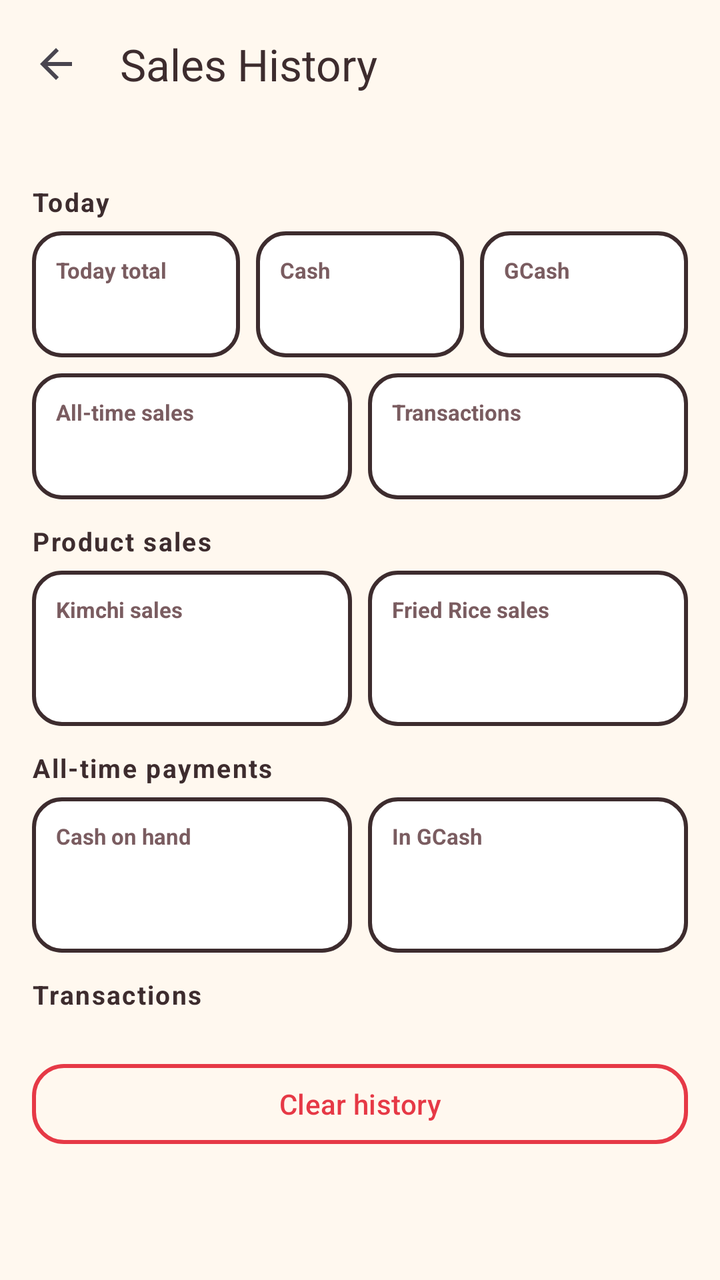
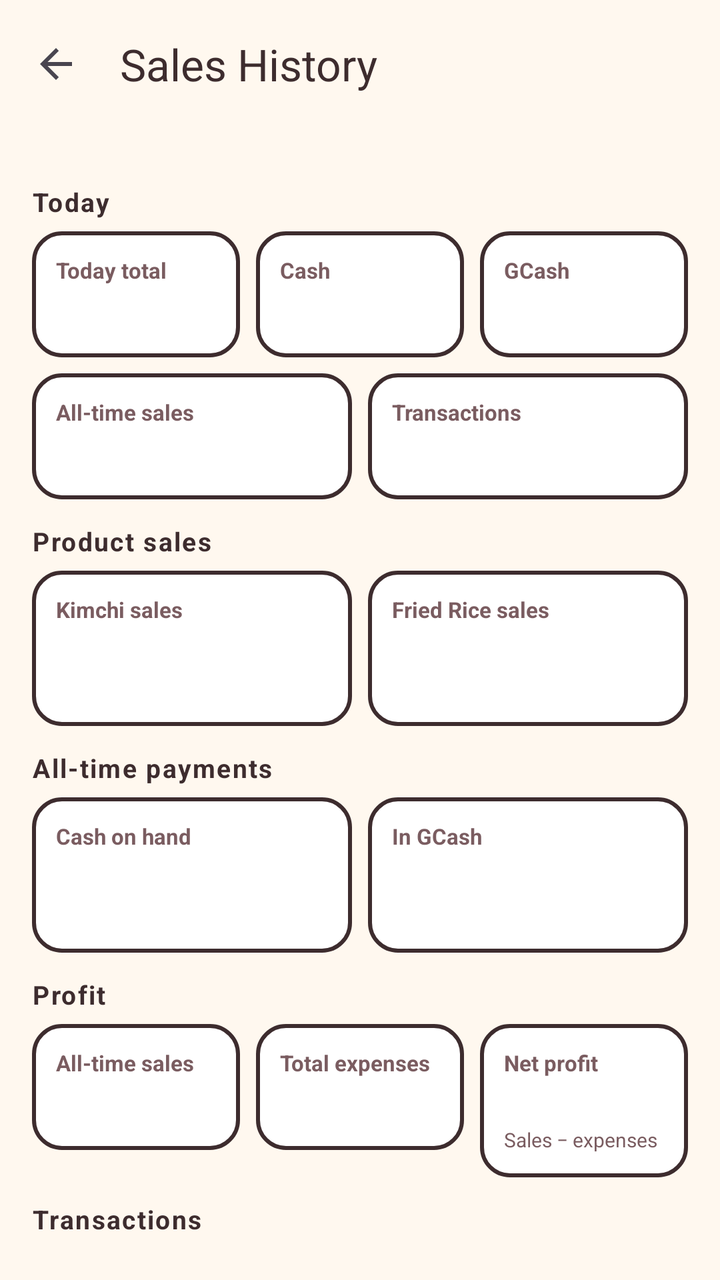

Two renders of the same Android screen: before a commit and after it. Below are the layout's source before the change and the commit's diff.
<!-- AndroidManifest.xml: application theme Theme.BojjisPOS -->
<!-- res/layout/activity_sales_history.xml -->
<?xml version="1.0" encoding="utf-8"?>
<LinearLayout xmlns:android="http://schemas.android.com/apk/res/android"
    xmlns:app="http://schemas.android.com/apk/res-auto"
    android:layout_width="match_parent"
    android:layout_height="match_parent"
    android:background="#FFF8EF"
    android:orientation="vertical">

    <com.google.android.material.appbar.MaterialToolbar
        android:id="@+id/toolbar"
        android:layout_width="match_parent"
        android:layout_height="?attr/actionBarSize"
        android:background="#FFF8EF"
        app:navigationIcon="?attr/homeAsUpIndicator"
        app:title="@string/history"
        app:titleTextColor="#3D2C2E" />

    <androidx.core.widget.NestedScrollView
        android:layout_width="match_parent"
        android:layout_height="match_parent">

        <LinearLayout
            android:layout_width="match_parent"
            android:layout_height="wrap_content"
            android:orientation="vertical"
            android:padding="16dp">

            <TextView
                style="@style/SectionLabel"
                android:text="@string/today" />

            <LinearLayout
                android:layout_width="match_parent"
                android:layout_height="wrap_content"
                android:orientation="horizontal">

                <LinearLayout
                    android:layout_width="0dp"
                    android:layout_height="wrap_content"
                    android:layout_weight="1"
                    android:orientation="vertical"
                    android:background="@drawable/bg_stat"
                    android:padding="12dp"
                    android:layout_marginEnd="4dp">

                    <TextView
                        android:layout_width="match_parent"
                        android:layout_height="wrap_content"
                        android:text="@string/today_total"
                        android:textColor="#7A5C60"
                        android:textSize="11sp"
                        android:textStyle="bold" />

                    <TextView
                        android:id="@+id/statTodayTotal"
                        android:layout_width="match_parent"
                        android:layout_height="wrap_content"
                        android:textColor="#E63946"
                        android:textSize="18sp"
                        android:textStyle="bold" />
                </LinearLayout>

                <LinearLayout
                    android:layout_width="0dp"
                    android:layout_height="wrap_content"
                    android:layout_weight="1"
                    android:orientation="vertical"
                    android:background="@drawable/bg_stat"
                    android:padding="12dp"
                    android:layout_marginStart="4dp"
                    android:layout_marginEnd="4dp">

                    <TextView
                        android:layout_width="match_parent"
                        android:layout_height="wrap_content"
                        android:text="@string/cash"
                        android:textColor="#7A5C60"
                        android:textSize="11sp"
                        android:textStyle="bold" />

                    <TextView
                        android:id="@+id/statTodayCash"
                        android:layout_width="match_parent"
                        android:layout_height="wrap_content"
                        android:textColor="#E63946"
                        android:textSize="18sp"
                        android:textStyle="bold" />
                </LinearLayout>

                <LinearLayout
                    android:layout_width="0dp"
                    android:layout_height="wrap_content"
                    android:layout_weight="1"
                    android:orientation="vertical"
                    android:background="@drawable/bg_stat"
                    android:padding="12dp"
                    android:layout_marginStart="4dp">

                    <TextView
                        android:layout_width="match_parent"
                        android:layout_height="wrap_content"
                        android:text="@string/gcash"
                        android:textColor="#7A5C60"
                        android:textSize="11sp"
                        android:textStyle="bold" />

                    <TextView
                        android:id="@+id/statTodayGcash"
                        android:layout_width="match_parent"
                        android:layout_height="wrap_content"
                        android:textColor="#E63946"
                        android:textSize="18sp"
                        android:textStyle="bold" />
                </LinearLayout>
            </LinearLayout>

            <LinearLayout
                android:layout_width="match_parent"
                android:layout_height="wrap_content"
                android:orientation="horizontal"
                android:layout_marginTop="8dp">

                <LinearLayout
                    android:layout_width="0dp"
                    android:layout_height="wrap_content"
                    android:layout_weight="1"
                    android:orientation="vertical"
                    android:background="@drawable/bg_stat"
                    android:padding="12dp"
                    android:layout_marginEnd="4dp">

                    <TextView
                        android:layout_width="match_parent"
                        android:layout_height="wrap_content"
                        android:text="@string/all_time"
                        android:textColor="#7A5C60"
                        android:textSize="11sp"
                        android:textStyle="bold" />

                    <TextView
                        android:id="@+id/statAllTime"
                        android:layout_width="match_parent"
                        android:layout_height="wrap_content"
                        android:textColor="#E63946"
                        android:textSize="18sp"
                        android:textStyle="bold" />
                </LinearLayout>

                <LinearLayout
                    android:layout_width="0dp"
                    android:layout_height="wrap_content"
                    android:layout_weight="1"
                    android:orientation="vertical"
                    android:background="@drawable/bg_stat"
                    android:padding="12dp"
                    android:layout_marginStart="4dp">

                    <TextView
                        android:layout_width="match_parent"
                        android:layout_height="wrap_content"
                        android:text="@string/total_txns"
                        android:textColor="#7A5C60"
                        android:textSize="11sp"
                        android:textStyle="bold" />

                    <TextView
                        android:id="@+id/statCount"
                        android:layout_width="match_parent"
                        android:layout_height="wrap_content"
                        android:textColor="#E63946"
                        android:textSize="18sp"
                        android:textStyle="bold" />
                </LinearLayout>
            </LinearLayout>

            <TextView
                style="@style/SectionLabel"
                android:text="@string/product_sales"
                android:layout_marginTop="12dp" />

            <LinearLayout
                android:layout_width="match_parent"
                android:layout_height="wrap_content"
                android:orientation="horizontal">

                <LinearLayout
                    android:layout_width="0dp"
                    android:layout_height="wrap_content"
                    android:layout_weight="1"
                    android:orientation="vertical"
                    android:background="@drawable/bg_stat"
                    android:padding="12dp"
                    android:layout_marginEnd="4dp">

                    <TextView
                        android:layout_width="match_parent"
                        android:layout_height="wrap_content"
                        android:text="@string/kimchi_sales"
                        android:textColor="#7A5C60"
                        android:textSize="11sp"
                        android:textStyle="bold" />

                    <TextView
                        android:id="@+id/statKimchiSales"
                        android:layout_width="match_parent"
                        android:layout_height="wrap_content"
                        android:textColor="#E63946"
                        android:textSize="18sp"
                        android:textStyle="bold" />

                    <TextView
                        android:id="@+id/statKimchiQty"
                        android:layout_width="match_parent"
                        android:layout_height="wrap_content"
                        android:textColor="#7A5C60"
                        android:textSize="11sp" />
                </LinearLayout>

                <LinearLayout
                    android:layout_width="0dp"
                    android:layout_height="wrap_content"
                    android:layout_weight="1"
                    android:orientation="vertical"
                    android:background="@drawable/bg_stat"
                    android:padding="12dp"
                    android:layout_marginStart="4dp">

                    <TextView
                        android:layout_width="match_parent"
                        android:layout_height="wrap_content"
                        android:text="@string/rice_sales"
                        android:textColor="#7A5C60"
                        android:textSize="11sp"
                        android:textStyle="bold" />

                    <TextView
                        android:id="@+id/statRiceSales"
                        android:layout_width="match_parent"
                        android:layout_height="wrap_content"
                        android:textColor="#E63946"
                        android:textSize="18sp"
                        android:textStyle="bold" />

                    <TextView
                        android:id="@+id/statRiceQty"
                        android:layout_width="match_parent"
                        android:layout_height="wrap_content"
                        android:textColor="#7A5C60"
                        android:textSize="11sp" />
                </LinearLayout>
            </LinearLayout>

            <TextView
                style="@style/SectionLabel"
                android:text="@string/all_time_payments"
                android:layout_marginTop="12dp" />

            <LinearLayout
                android:layout_width="match_parent"
                android:layout_height="wrap_content"
                android:orientation="horizontal">

                <LinearLayout
                    android:layout_width="0dp"
                    android:layout_height="wrap_content"
                    android:layout_weight="1"
                    android:orientation="vertical"
                    android:background="@drawable/bg_stat"
                    android:padding="12dp"
                    android:layout_marginEnd="4dp">

                    <TextView
                        android:layout_width="match_parent"
                        android:layout_height="wrap_content"
                        android:text="@string/all_time_cash"
                        android:textColor="#7A5C60"
                        android:textSize="11sp"
                        android:textStyle="bold" />

                    <TextView
                        android:id="@+id/statAllTimeCash"
                        android:layout_width="match_parent"
                        android:layout_height="wrap_content"
                        android:textColor="#E63946"
                        android:textSize="18sp"
                        android:textStyle="bold" />

                    <TextView
                        android:id="@+id/statAllTimeCashCount"
                        android:layout_width="match_parent"
                        android:layout_height="wrap_content"
                        android:textColor="#7A5C60"
                        android:textSize="11sp" />
                </LinearLayout>

                <LinearLayout
                    android:layout_width="0dp"
                    android:layout_height="wrap_content"
                    android:layout_weight="1"
                    android:orientation="vertical"
                    android:background="@drawable/bg_stat"
                    android:padding="12dp"
                    android:layout_marginStart="4dp">

                    <TextView
                        android:layout_width="match_parent"
                        android:layout_height="wrap_content"
                        android:text="@string/all_time_gcash"
                        android:textColor="#7A5C60"
                        android:textSize="11sp"
                        android:textStyle="bold" />

                    <TextView
                        android:id="@+id/statAllTimeGcash"
                        android:layout_width="match_parent"
                        android:layout_height="wrap_content"
                        android:textColor="#1877F2"
                        android:textSize="18sp"
                        android:textStyle="bold" />

                    <TextView
                        android:id="@+id/statAllTimeGcashCount"
                        android:layout_width="match_parent"
                        android:layout_height="wrap_content"
                        android:textColor="#7A5C60"
                        android:textSize="11sp" />
                </LinearLayout>
            </LinearLayout>

            <TextView
                style="@style/SectionLabel"
                android:text="@string/transactions"
                android:layout_marginTop="12dp" />

            <TextView
                android:id="@+id/emptyState"
                android:layout_width="match_parent"
                android:layout_height="wrap_content"
                android:text="@string/no_sales"
                android:textAlignment="center"
                android:textColor="#7A5C60"
                android:padding="24dp"
                android:visibility="gone" />

            <androidx.recyclerview.widget.RecyclerView
                android:id="@+id/salesList"
                android:layout_width="match_parent"
                android:layout_height="wrap_content"
                android:nestedScrollingEnabled="false" />

            <com.google.android.material.button.MaterialButton
                android:id="@+id/btnClear"
                style="@style/Widget.Material3.Button.OutlinedButton"
                android:layout_width="match_parent"
                android:layout_height="wrap_content"
                android:layout_marginTop="16dp"
                android:layout_marginBottom="24dp"
                android:text="@string/clear_history"
                android:textColor="#E63946"
                app:cornerRadius="16dp"
                app:strokeColor="#E63946"
                app:strokeWidth="2dp" />
        </LinearLayout>
    </androidx.core.widget.NestedScrollView>
</LinearLayout>
<!-- resources referenced by this layout -->
<resources>
  <!-- drawable bg_stat (drawable) -->
  <?xml version="1.0" encoding="utf-8"?>
  <shape xmlns:android="http://schemas.android.com/apk/res/android" android:shape="rectangle">
      <solid android:color="#FFFFFF" />
      <corners android:radius="14dp" />
      <stroke android:width="2dp" android:color="#3D2C2E" />
  </shape>
  <string name="all_time">All-time sales</string>
  <string name="all_time_cash">Cash on hand</string>
  <string name="all_time_gcash">In GCash</string>
  <string name="all_time_payments">All-time payments</string>
  <string name="cash">Cash</string>
  <string name="clear_history">Clear history</string>
  <string name="gcash">GCash</string>
  <string name="history">Sales History</string>
  <string name="kimchi_sales">Kimchi sales</string>
  <string name="no_sales">No sales yet</string>
  <string name="product_sales">Product sales</string>
  <string name="rice_sales">Fried Rice sales</string>
  <string name="today">Today</string>
  <string name="today_total">Today total</string>
  <string name="total_txns">Transactions</string>
  <string name="transactions">Transactions</string>
  <style name="SectionLabel">
          <item name="android:layout_width">match_parent</item>
          <item name="android:layout_height">wrap_content</item>
          <item name="android:textStyle">bold</item>
          <item name="android:textColor">@color/ink</item>
          <item name="android:textSize">13sp</item>
          <item name="android:layout_marginTop">12dp</item>
          <item name="android:layout_marginBottom">6dp</item>
          <item name="android:letterSpacing">0.06</item>
      </style>
  <style name="Theme.BojjisPOS" parent="Theme.Material3.Light.NoActionBar">
          <item name="colorPrimary">@color/red</item>
          <item name="colorOnPrimary">@color/white</item>
          <item name="colorSecondary">@color/red_bright</item>
          <item name="colorOnSecondary">@color/white</item>
          <item name="android:statusBarColor">@color/cream</item>
          <item name="android:windowLightStatusBar">true</item>
          <item name="android:navigationBarColor">@color/cream</item>
          <item name="colorSurface">@color/white</item>
          <item name="colorOnSurface">@color/ink</item>
      </style>
  <color name="ink">#3D2C2E</color>
  <color name="red">#E63946</color>
  <color name="white">#FFFFFF</color>
  <color name="red_bright">#FF5D5D</color>
  <color name="cream">#FFF8EF</color>
</resources>

<!-- the commit's change to res/layout/activity_sales_history.xml (unified diff, before → after) -->
@@ -324,6 +324,103 @@
                         android:layout_height="wrap_content"
                         android:textColor="#7A5C60"
                         android:textSize="11sp" />
+                </LinearLayout>
+            </LinearLayout>
+
+            <TextView
+                style="@style/SectionLabel"
+                android:text="@string/profit_section"
+                android:layout_marginTop="12dp" />
+
+            <LinearLayout
+                android:layout_width="match_parent"
+                android:layout_height="wrap_content"
+                android:orientation="horizontal">
+
+                <LinearLayout
+                    android:layout_width="0dp"
+                    android:layout_height="wrap_content"
+                    android:layout_weight="1"
+                    android:orientation="vertical"
+                    android:background="@drawable/bg_stat"
+                    android:padding="12dp"
+                    android:layout_marginEnd="4dp">
+
+                    <TextView
+                        android:layout_width="match_parent"
+                        android:layout_height="wrap_content"
+                        android:text="@string/all_time"
+                        android:textColor="#7A5C60"
+                        android:textSize="11sp"
+                        android:textStyle="bold" />
+
+                    <TextView
+                        android:id="@+id/statProfitSales"
+                        android:layout_width="match_parent"
+                        android:layout_height="wrap_content"
+                        android:textColor="#E63946"
+                        android:textSize="18sp"
+                        android:textStyle="bold" />
+                </LinearLayout>
+
+                <LinearLayout
+                    android:layout_width="0dp"
+                    android:layout_height="wrap_content"
+                    android:layout_weight="1"
+                    android:orientation="vertical"
+                    android:background="@drawable/bg_stat"
+                    android:padding="12dp"
+                    android:layout_marginStart="4dp"
+                    android:layout_marginEnd="4dp">
+
+                    <TextView
+                        android:layout_width="match_parent"
+                        android:layout_height="wrap_content"
+                        android:text="@string/total_expenses"
+                        android:textColor="#7A5C60"
+                        android:textSize="11sp"
+                        android:textStyle="bold" />
+
+                    <TextView
+                        android:id="@+id/statProfitExpenses"
+                        android:layout_width="match_parent"
+                        android:layout_height="wrap_content"
+                        android:textColor="#E63946"
+                        android:textSize="18sp"
+                        android:textStyle="bold" />
+                </LinearLayout>
+
+                <LinearLayout
+                    android:layout_width="0dp"
+                    android:layout_height="wrap_content"
+                    android:layout_weight="1"
+                    android:orientation="vertical"
+                    android:background="@drawable/bg_stat"
+                    android:padding="12dp"
+                    android:layout_marginStart="4dp">
+
+                    <TextView
+                        android:layout_width="match_parent"
+                        android:layout_height="wrap_content"
+                        android:text="@string/net_profit"
+                        android:textColor="#7A5C60"
+                        android:textSize="11sp"
+                        android:textStyle="bold" />
+
+                    <TextView
+                        android:id="@+id/statNetProfit"
+                        android:layout_width="match_parent"
+                        android:layout_height="wrap_content"
+                        android:textColor="#E63946"
+                        android:textSize="18sp"
+                        android:textStyle="bold" />
+
+                    <TextView
+                        android:layout_width="match_parent"
+                        android:layout_height="wrap_content"
+                        android:text="@string/profit_hint"
+                        android:textColor="#7A5C60"
+                        android:textSize="10sp" />
                 </LinearLayout>
             </LinearLayout>
 
<!-- resource entries referenced after the edit -->
@@ -16,11 +16,15 @@
   <string name="gcash">GCash</string>
   <string name="history">Sales History</string>
   <string name="kimchi_sales">Kimchi sales</string>
+  <string name="net_profit">Net profit</string>
   <string name="no_sales">No sales yet</string>
   <string name="product_sales">Product sales</string>
+  <string name="profit_hint">Sales − expenses</string>
+  <string name="profit_section">Profit</string>
   <string name="rice_sales">Fried Rice sales</string>
   <string name="today">Today</string>
   <string name="today_total">Today total</string>
+  <string name="total_expenses">Total expenses</string>
   <string name="total_txns">Transactions</string>
   <string name="transactions">Transactions</string>
   <style name="SectionLabel">
